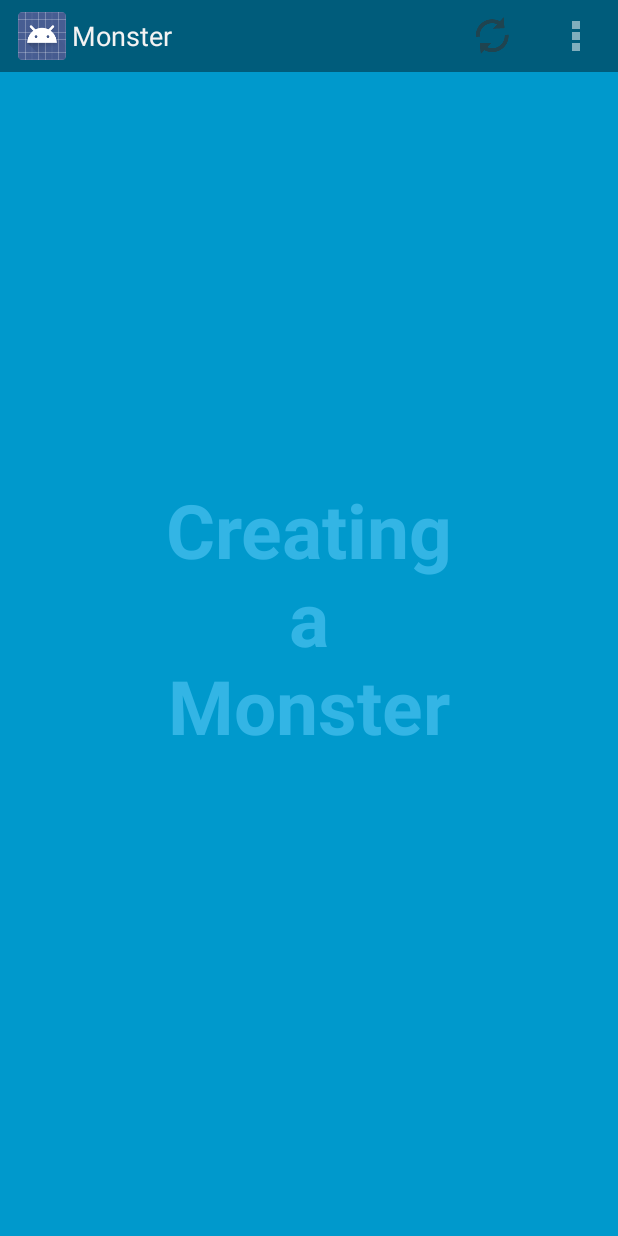
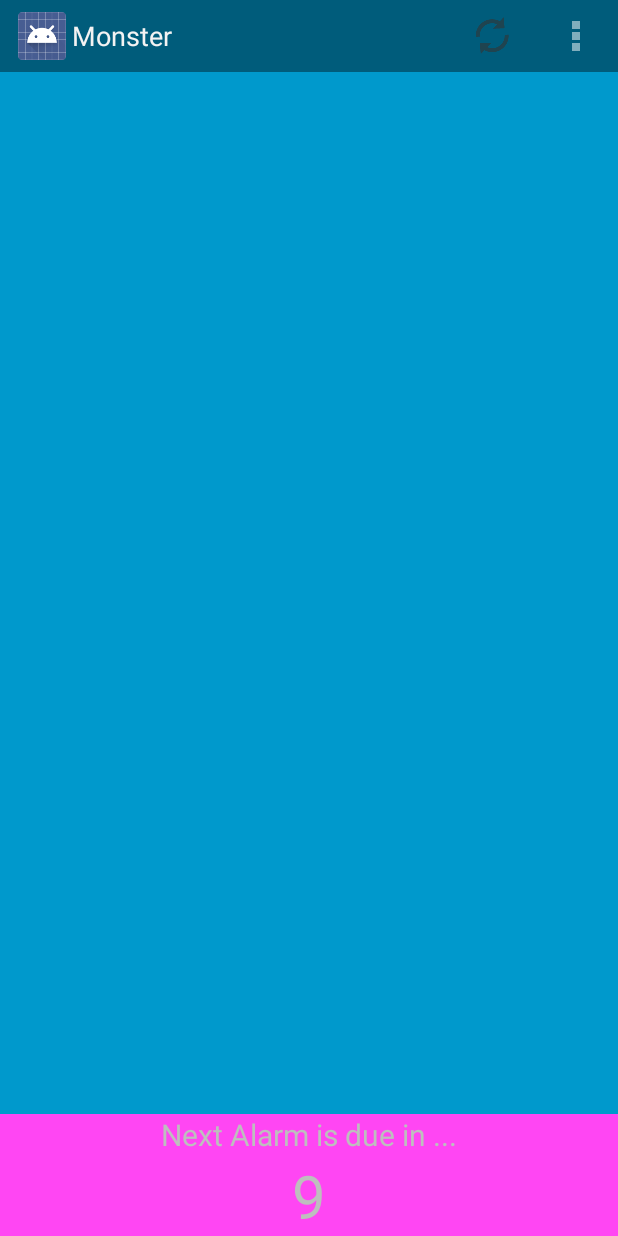
Before and after one commit to CaptainFuzzyFace/Monster, an Android app: the screen it shows after launch (FullscreenActivity), on a phone screen of 412 x 824 dp. Run offline under Robolectric (Android 15) with nearby library versions, the phone set to English and light mode, and no system bars; 3 statements that could not run were skipped.

Commit message:
Alarm counting but not set

```diff
--- /dev/null
+++ b/app/src/main/java/com/thefamulus/app/Block.java
@@ -0,0 +1,21 @@
+package com.thefamulus.app;
+
+import android.view.View;
+
+/**
+ * Created by martin on 26/03/14.
+ */
+public class Block {
+
+    // Must have a view
+    View blockView;
+
+    // Auto refresh interval
+    int autoRefreshInterval = 0;
+
+    public Block(View mustHaveView) {
+        // Create
+        blockView = mustHaveView;
+    }
+
+}
--- a/app/src/main/java/com/thefamulus/app/FullscreenActivity.java
+++ b/app/src/main/java/com/thefamulus/app/FullscreenActivity.java
@@ -1,21 +1,21 @@
 package com.thefamulus.app;
 
-import com.thefamulus.app.util.SystemUiHider;
-
-import android.annotation.TargetApi;
 import android.app.Activity;
 import android.content.Context;
 import android.content.SharedPreferences;
-import android.os.Build;
 import android.os.Bundle;
-import android.os.Handler;
+import android.os.CountDownTimer;
+import android.provider.Settings;
+import android.util.Log;
 import android.view.Menu;
 import android.view.MenuInflater;
 import android.view.MenuItem;
-import android.view.MotionEvent;
 import android.view.View;
-import android.widget.Button;
+import android.widget.LinearLayout;
+import android.widget.TextView;
 import android.widget.Toast;
+
+import com.thefamulus.app.util.SystemUiHider;
 
 import java.util.Date;
 
@@ -26,47 +26,27 @@ import java.util.Date;
  * @see SystemUiHider
  */
 public class FullscreenActivity extends Activity {
-    /**
-     * Whether or not the system UI should be auto-hidden after
-     * {@link #AUTO_HIDE_DELAY_MILLIS} milliseconds.
-     */
-    private static final boolean AUTO_HIDE = true;
-
-    /**
-     * If {@link #AUTO_HIDE} is set, the number of milliseconds to wait after
-     * user interaction before hiding the system UI.
-     */
-    private static final int AUTO_HIDE_DELAY_MILLIS = 4000;
-
-    /**
-     * If set, will toggle the system UI visibility upon interaction. Otherwise,
-     * will show the system UI visibility upon interaction.
-     */
-    private static final boolean TOGGLE_ON_CLICK = true;
-
-    /**
-     * The flags to pass to {@link SystemUiHider#getInstance}.
-     */
-    private static final int HIDER_FLAGS = SystemUiHider.FLAG_HIDE_NAVIGATION;
 
     /**
      * String to identify my app
      */
     private static final String appId = "com.thefamulus.app";
-
-    /**
-     * The instance of the {@link SystemUiHider} for this activity.
-     */
-    private SystemUiHider mSystemUiHider;
+    private static final String logCatId = "MAB";
 
     /**
      * App shared preferences
      */
     SharedPreferences sharedPreferences;
-    //private String dateLastUsed;
-    //private long usedCount;
     private static final String PREF_DATE_LAST_USED = "Date Last Used";
     private static final String PREF_USED_COUNT = "Used Count";
+
+    /**
+     * Holder of the current next alarm
+      */
+    private static final int ALARM_UPDATE_MSEC = 60000;
+    AlarmTimer mAlarm;
+    TextView mAlarmDisplay;
+    View mAlarmView;
 
     @Override
     protected void onCreate(Bundle savedInstanceState) {
@@ -74,76 +54,12 @@ public class FullscreenActivity extends Activity {
 
         setContentView(R.layout.activity_fullscreen);
 
-        final View controlsView = findViewById(R.id.fullscreen_content_controls);
-        final View contentView = findViewById(R.id.fullscreen_content);
+        final View containerView = findViewById(R.id.main_container);
 
         sharedPreferences = getSharedPreferences(appId, Context.MODE_PRIVATE);
 
-        // Set up an instance of SystemUiHider to control the system UI for
-        // this activity.
-        mSystemUiHider = SystemUiHider.getInstance(this, contentView, HIDER_FLAGS);
-        mSystemUiHider.setup();
-        mSystemUiHider.setOnVisibilityChangeListener(new SystemUiHider.OnVisibilityChangeListener() {
-            // Cached values.
-            int mControlsHeight;
-            int mShortAnimTime;
-
-            @Override
-            @TargetApi(Build.VERSION_CODES.HONEYCOMB_MR2)
-            public void onVisibilityChange(boolean visible) {
-                if (Build.VERSION.SDK_INT >= Build.VERSION_CODES.HONEYCOMB_MR2) {
-                    // If the ViewPropertyAnimator API is available
-                    // (Honeycomb MR2 and later), use it to animate the
-                    // in-layout UI controls at the bottom of the
-                    // screen.
-                    if (mControlsHeight == 0) {
-                        mControlsHeight = controlsView.getHeight();
-                    }
-                    if (mShortAnimTime == 0) {
-                        mShortAnimTime = getResources().getInteger(
-                                android.R.integer.config_shortAnimTime);
-                    }
-                    controlsView.animate()
-                            .translationY(visible ? 0 : mControlsHeight)
-                            .setDuration(mShortAnimTime);
-                } else {
-                    // If the ViewPropertyAnimator APIs aren't
-                    // available, simply show or hide the in-layout UI
-                    // controls.
-                    controlsView.setVisibility(visible ? View.VISIBLE : View.GONE);
-                }
-
-                if (visible && AUTO_HIDE) {
-                    // Schedule a hide().
-                    delayedHide(AUTO_HIDE_DELAY_MILLIS);
-                }
-            }
-        });
-
-        // Set up the user interaction to manually show or hide the system UI.
-        contentView.setOnClickListener(new View.OnClickListener() {
-            @Override
-            public void onClick(View view) {
-                if (TOGGLE_ON_CLICK) {
-                    mSystemUiHider.toggle();
-                } else {
-                    mSystemUiHider.show();
-                }
-            }
-        });
-
         // Create blocks for each of the existing block types
         findAndInstantiate();
-    }
-
-    @Override
-    protected void onPostCreate(Bundle savedInstanceState) {
-        super.onPostCreate(savedInstanceState);
-
-        // Trigger the initial hide() shortly after the activity has been
-        // created, to briefly hint to the user that UI controls
-        // are available.
-        delayedHide(100);
     }
 
     @Override
@@ -152,39 +68,6 @@ public class FullscreenActivity extends Activity {
 
         // Same the shared preferences
         writeSharedPreferences();
-    }
-
-
-    /**
-     * Touch listener to use for in-layout UI controls to delay hiding the
-     * system UI. This is to prevent the jarring behavior of controls going away
-     * while interacting with activity UI.
-     */
-    View.OnTouchListener mDelayHideTouchListener = new View.OnTouchListener() {
-        @Override
-        public boolean onTouch(View view, MotionEvent motionEvent) {
-            if (AUTO_HIDE) {
-                delayedHide(AUTO_HIDE_DELAY_MILLIS);
-            }
-            return false;
-        }
-    };
-
-    Handler mHideHandler = new Handler();
-    Runnable mHideRunnable = new Runnable() {
-        @Override
-        public void run() {
-            mSystemUiHider.hide();
-        }
-    };
-
-    /**
-     * Schedules a call to hide() in [delay] milliseconds, canceling any
-     * previously scheduled calls.
-     */
-    private void delayedHide(int delayMillis) {
-        mHideHandler.removeCallbacks(mHideRunnable);
-        mHideHandler.postDelayed(mHideRunnable, delayMillis);
     }
 
     @Override
@@ -250,6 +133,58 @@ public class FullscreenActivity extends Activity {
     private void findAndInstantiate() {
         // Find each of the existing items that can be represented as blocks
         // and create the blocks for each
+        final LinearLayout parentView = (LinearLayout) findViewById(R.id.main_container);
+
+        // Alarms
+        findNextAlarm(parentView);
     }
 
+    private void findNextAlarm(LinearLayout mainContainer) {
+        // Find if any alarms are set and build blocks for each
+        String nextAlarm = Settings.System.getString(getContentResolver(),
+                Settings.System.NEXT_ALARM_FORMATTED);
+
+        if (nextAlarm != "") {
+
+            // How long between now and the alarm?
+            final int spaceIndex = nextAlarm.indexOf(" ");
+            final String alarmDay = nextAlarm.substring(0,spaceIndex-1);
+            final String alarmTime = nextAlarm.substring(spaceIndex+1);
+
+
+            mAlarm = new AlarmTimer(9999l, ALARM_UPDATE_MSEC);
+            Log.i(logCatId, "Alarm:" + nextAlarm);
+            mAlarmView = getLayoutInflater().inflate(R.layout.alarm,mainContainer,false);
+            mAlarmDisplay = (TextView) mAlarmView.findViewById(R.id.alarmTimer);
+            //mAlarmDisplay.setText("@string/alarmPrepare");
+            mAlarmDisplay.setText("Preparing alarm...");
+            mainContainer.addView(mAlarmView);
+            mAlarm.start();
+        }
+
+    }
+
+    public class AlarmTimer extends CountDownTimer {
+        // Count down timer to use as the alarm
+        public AlarmTimer(long delay, long ticker) {
+            // Constructed
+            super(delay, ticker);
+        }
+
+        @Override
+        public void onFinish() {
+            // What to do when we hit zero
+            Log.i(logCatId, "Tock");
+            mAlarmDisplay.setText(R.string.alarmTriggered);
+            final LinearLayout parentView = (LinearLayout) findViewById(R.id.main_container);
+            parentView.removeView(mAlarmView);
+        }
+
+        @Override
+        public void onTick(long msecRemaining) {
+            // Milli seconds remaining
+            Log.i(logCatId, "Tick:" + Long.toString(msecRemaining / 1000));
+            mAlarmDisplay.setText(Long.toString(msecRemaining / 1000));
+        }
+    }
 }
--- a/app/src/main/res/layout/activity_fullscreen.xml
+++ b/app/src/main/res/layout/activity_fullscreen.xml
@@ -5,26 +5,8 @@
     android:background="#0099cc"
     tools:context="com.thefamulus.app.FullscreenActivity">
 
-    <!-- The primary full-screen view. This can be replaced with whatever view
-         is needed to present your content, e.g. VideoView, SurfaceView,
-         TextureView, etc. -->
-    <TextView android:id="@+id/fullscreen_content"
-        android:layout_width="match_parent"
-        android:layout_height="match_parent"
-        android:keepScreenOn="true"
-        android:textColor="#33b5e5"
-        android:textStyle="bold"
-        android:textSize="50sp"
-        android:gravity="center"
-        android:text="@string/full_body_text" />
-
-    <!-- This FrameLayout insets its children based on system windows using
-         android:fitsSystemWindows. -->
-    <FrameLayout android:layout_width="match_parent"
-        android:layout_height="match_parent"
-        android:fitsSystemWindows="true">
-
-        <LinearLayout android:id="@+id/fullscreen_content_controls"
+    <LinearLayout
+        android:id="@+id/main_container"
         android:layout_width="match_parent"
         android:layout_height="wrap_content"
         android:layout_gravity="bottom|center_horizontal"
@@ -32,6 +14,5 @@
         android:orientation="horizontal"
         tools:ignore="UselessParent">
     </LinearLayout>
-    </FrameLayout>
 
 </FrameLayout>
--- a/app/src/main/res/layout/alarm.xml
+++ b/app/src/main/res/layout/alarm.xml
@@ -1,26 +1,35 @@
 <?xml version="1.0" encoding="utf-8"?>
 
 <LinearLayout xmlns:android="http://schemas.android.com/apk/res/android"
-    android:orientation="vertical" android:layout_width="match_parent"
+    android:id="@+id/alarmBlock"
+    android:orientation="horizontal"
+    android:layout_width="match_parent"
+    android:layout_height="match_parent"
+    android:background="#ff46f3">
+
+    <LinearLayout xmlns:android="http://schemas.android.com/apk/res/android"
+        android:id="@+id/alarmDetails"
+        android:orientation="vertical"
+        android:layout_width="match_parent"
         android:layout_height="match_parent">
-
         <TextView
+            android:id="@+id/alarmName"
             android:layout_width="fill_parent"
             android:layout_height="wrap_content"
-        android:text="New Text"
-        android:id="@+id/alarmName"
+            android:text="@string/title_alarm"
             android:layout_gravity="center_horizontal"
             android:gravity="center"
             android:textSize="20dp" />
 
         <TextView
-        android:layout_width="fill_parent"
+            android:id="@+id/alarmTimer"
+            android:layout_width="match_parent"
             android:layout_height="wrap_content"
-        android:textAppearance="?android:attr/textAppearanceLarge"
-        android:text="00:00"
-        android:id="@+id/alarmCountdown"
             android:layout_gravity="center_horizontal"
-        android:textAlignment="center"
-        android:gravity="center"
+            android:text="9999:59"
+            android:gravity="center_horizontal"
             android:textSize="40dp" />
+
     </LinearLayout>
+
+</LinearLayout>
--- a/app/src/main/res/values/strings.xml
+++ b/app/src/main/res/values/strings.xml
@@ -8,5 +8,8 @@
     <string name="action_settings">Settings</string>
     <string name="action_new">New</string>
     <string name="action_refresh">Refresh</string>
+    <string name="title_alarm">Next Alarm is due in ...</string>
+    <string name="alarmTriggered">Beep Beep!</string>
+    <string name="alarmPrepare">Preparing the alarm...</string>
 
 </resources>
```
Lines whose indentation alone changed are shown as unchanged.
